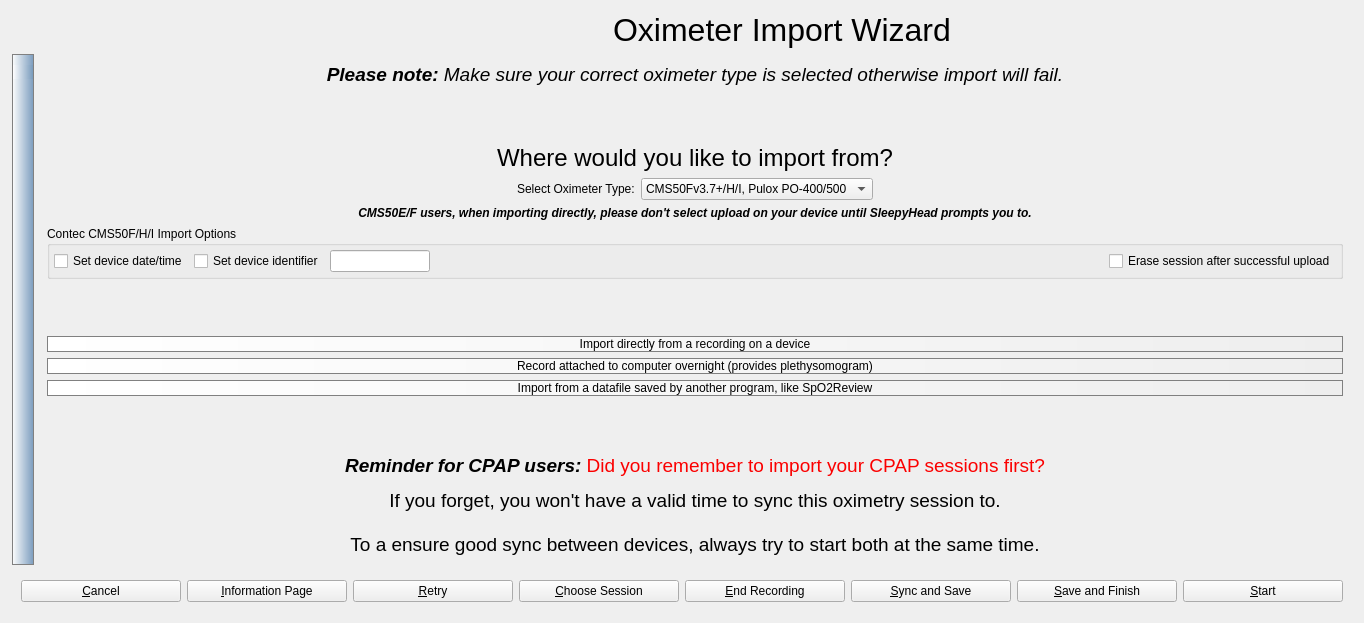
Qt form sleepyhead/oximeterimport.ui (sbonaime/sleepyhead-code.) before a commit.
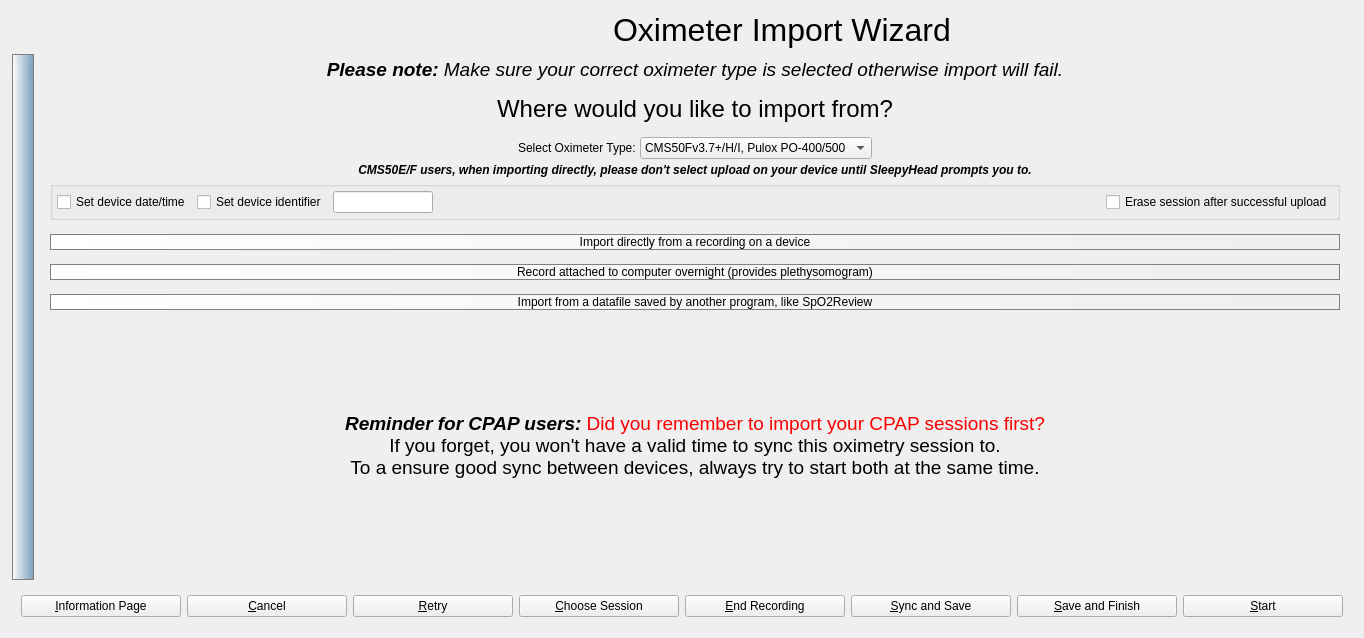
The same form after that commit. Icons and pictures are not drawn.

Commit message: Clean up oximeter wizard select page layout a bit

What changed in the file:
```diff
--- a/sleepyhead/oximeterimport.ui
+++ b/sleepyhead/oximeterimport.ui
@@ -7,7 +7,7 @@
     <x>0</x>
     <y>0</y>
     <width>1312</width>
-    <height>623</height>
+    <height>638</height>
    </rect>
   </property>
   <property name="windowTitle">
@@ -791,6 +791,21 @@
 }</string>
         </property>
         <layout class="QVBoxLayout" name="verticalLayout_6">
+         <property name="spacing">
+          <number>4</number>
+         </property>
+         <property name="leftMargin">
+          <number>12</number>
+         </property>
+         <property name="topMargin">
+          <number>4</number>
+         </property>
+         <property name="rightMargin">
+          <number>12</number>
+         </property>
+         <property name="bottomMargin">
+          <number>4</number>
+         </property>
          <item>
           <widget class="QLabel" name="label_3">
            <property name="sizePolicy">
@@ -816,20 +831,29 @@
           </widget>
          </item>
          <item>
-          <spacer name="verticalSpacer_5">
+          <spacer name="verticalSpacer_10">
            <property name="orientation">
             <enum>Qt::Vertical</enum>
            </property>
+           <property name="sizeType">
+            <enum>QSizePolicy::Fixed</enum>
+           </property>
            <property name="sizeHint" stdset="0">
             <size>
-             <width>20</width>
-             <height>40</height>
+             <width>0</width>
+             <height>10</height>
             </size>
            </property>
           </spacer>
          </item>
          <item>
           <widget class="QLabel" name="label">
+           <property name="sizePolicy">
+            <sizepolicy hsizetype="Preferred" vsizetype="Minimum">
+             <horstretch>0</horstretch>
+             <verstretch>0</verstretch>
+            </sizepolicy>
+           </property>
            <property name="font">
             <font>
              <pointsize>18</pointsize>
@@ -846,6 +870,22 @@
            </property>
           </widget>
          </item>
+         <item>
+          <spacer name="verticalSpacer_6">
+           <property name="orientation">
+            <enum>Qt::Vertical</enum>
+           </property>
+           <property name="sizeType">
+            <enum>QSizePolicy::Fixed</enum>
+           </property>
+           <property name="sizeHint" stdset="0">
+            <size>
+             <width>20</width>
+             <height>10</height>
+            </size>
+           </property>
+          </spacer>
+         </item>
          <item>
           <layout class="QHBoxLayout" name="horizontalLayout_4">
            <property name="topMargin">
@@ -910,6 +950,12 @@
          </item>
          <item>
           <widget class="QLabel" name="oldCMS50specific">
+           <property name="sizePolicy">
+            <sizepolicy hsizetype="Preferred" vsizetype="Minimum">
+             <horstretch>0</horstretch>
+             <verstretch>0</verstretch>
+            </sizepolicy>
+           </property>
            <property name="font">
             <font>
              <weight>75</weight>
@@ -927,11 +973,17 @@
          </item>
          <item>
           <widget class="QGroupBox" name="newCMS50settingsPanel">
+           <property name="sizePolicy">
+            <sizepolicy hsizetype="Preferred" vsizetype="Minimum">
+             <horstretch>0</horstretch>
+             <verstretch>0</verstretch>
+            </sizepolicy>
+           </property>
            <property name="mouseTracking">
             <bool>true</bool>
            </property>
            <property name="title">
-            <string>Contec CMS50F/H/I Import Options</string>
+            <string/>
            </property>
            <layout class="QHBoxLayout" name="horizontalLayout_6">
             <property name="leftMargin">
@@ -1033,14 +1085,17 @@
           </widget>
          </item>
          <item>
-          <spacer name="verticalSpacer_4">
+          <spacer name="verticalSpacer_8">
            <property name="orientation">
             <enum>Qt::Vertical</enum>
            </property>
+           <property name="sizeType">
+            <enum>QSizePolicy::Fixed</enum>
+           </property>
            <property name="sizeHint" stdset="0">
             <size>
              <width>20</width>
-             <height>40</height>
+             <height>10</height>
             </size>
            </property>
           </spacer>
@@ -1071,6 +1126,22 @@
            </property>
           </widget>
          </item>
+         <item>
+          <spacer name="verticalSpacer_2">
+           <property name="orientation">
+            <enum>Qt::Vertical</enum>
+           </property>
+           <property name="sizeType">
+            <enum>QSizePolicy::Fixed</enum>
+           </property>
+           <property name="sizeHint" stdset="0">
+            <size>
+             <width>20</width>
+             <height>10</height>
+            </size>
+           </property>
+          </spacer>
+         </item>
          <item>
           <widget class="QPushButton" name="liveImportButton">
            <property name="toolTip">
@@ -1094,6 +1165,22 @@
            </property>
           </widget>
          </item>
+         <item>
+          <spacer name="verticalSpacer_5">
+           <property name="orientation">
+            <enum>Qt::Vertical</enum>
+           </property>
+           <property name="sizeType">
+            <enum>QSizePolicy::Fixed</enum>
+           </property>
+           <property name="sizeHint" stdset="0">
+            <size>
+             <width>20</width>
+             <height>10</height>
+            </size>
+           </property>
+          </spacer>
+         </item>
          <item>
           <widget class="QPushButton" name="fileImportButton">
            <property name="toolTip">
@@ -1124,14 +1211,17 @@
           </widget>
          </item>
          <item>
-          <spacer name="verticalSpacer_2">
+          <spacer name="verticalSpacer_9">
            <property name="orientation">
             <enum>Qt::Vertical</enum>
            </property>
+           <property name="sizeType">
+            <enum>QSizePolicy::Expanding</enum>
+           </property>
            <property name="sizeHint" stdset="0">
             <size>
              <width>20</width>
-             <height>40</height>
+             <height>20</height>
             </size>
            </property>
           </spacer>
@@ -1144,7 +1234,7 @@
             </font>
            </property>
            <property name="text">
-            <string>&lt;html&gt;&lt;head/&gt;&lt;body&gt;&lt;p&gt;&lt;span style=&quot; font-weight:600; font-style:italic;&quot;&gt;Reminder for CPAP users: &lt;/span&gt;&lt;span style=&quot; color:#fb0000;&quot;&gt;Did you remember to import your CPAP sessions first?&lt;/span&gt;&lt;/p&gt;&lt;p&gt;If you forget, you won't have a valid time to sync this oximetry session to.&lt;br/&gt;&lt;br/&gt;To a ensure good sync between devices, always try to start both at the same time.&lt;/p&gt;&lt;/body&gt;&lt;/html&gt;</string>
+            <string>&lt;html&gt;&lt;head/&gt;&lt;body&gt;&lt;p&gt;&lt;span style=&quot; font-weight:600; font-style:italic;&quot;&gt;Reminder for CPAP users: &lt;/span&gt;&lt;span style=&quot; color:#fb0000;&quot;&gt;Did you remember to import your CPAP sessions first?&lt;br/&gt;&lt;/span&gt;If you forget, you won't have a valid time to sync this oximetry session to.&lt;br/&gt;To a ensure good sync between devices, always try to start both at the same time.&lt;/p&gt;&lt;/body&gt;&lt;/html&gt;</string>
            </property>
            <property name="alignment">
             <set>Qt::AlignHCenter|Qt::AlignTop</set>
@@ -1154,6 +1244,19 @@
            </property>
           </widget>
          </item>
+         <item>
+          <spacer name="verticalSpacer_4">
+           <property name="orientation">
+            <enum>Qt::Vertical</enum>
+           </property>
+           <property name="sizeHint" stdset="0">
+            <size>
+             <width>20</width>
+             <height>40</height>
+            </size>
+           </property>
+          </spacer>
+         </item>
         </layout>
        </widget>
        <widget class="QWidget" name="directImportPage">
@@ -1976,25 +2079,6 @@
         </property>
        </spacer>
       </item>
-      <item>
-       <widget class="QPushButton" name="cancelButton">
-        <property name="sizePolicy">
-         <sizepolicy hsizetype="Fixed" vsizetype="Fixed">
-          <horstretch>0</horstretch>
-          <verstretch>0</verstretch>
-         </sizepolicy>
-        </property>
-        <property name="minimumSize">
-         <size>
-          <width>160</width>
-          <height>0</height>
-         </size>
-        </property>
-        <property name="text">
-         <string>&amp;Cancel</string>
-        </property>
-       </widget>
-      </item>
       <item>
        <widget class="QPushButton" name="informationButton">
         <property name="sizePolicy">
@@ -2014,6 +2098,25 @@
         </property>
        </widget>
       </item>
+      <item>
+       <widget class="QPushButton" name="cancelButton">
+        <property name="sizePolicy">
+         <sizepolicy hsizetype="Fixed" vsizetype="Fixed">
+          <horstretch>0</horstretch>
+          <verstretch>0</verstretch>
+         </sizepolicy>
+        </property>
+        <property name="minimumSize">
+         <size>
+          <width>160</width>
+          <height>0</height>
+         </size>
+        </property>
+        <property name="text">
+         <string>&amp;Cancel</string>
+        </property>
+       </widget>
+      </item>
       <item>
        <widget class="QPushButton" name="retryButton">
         <property name="sizePolicy">
```
